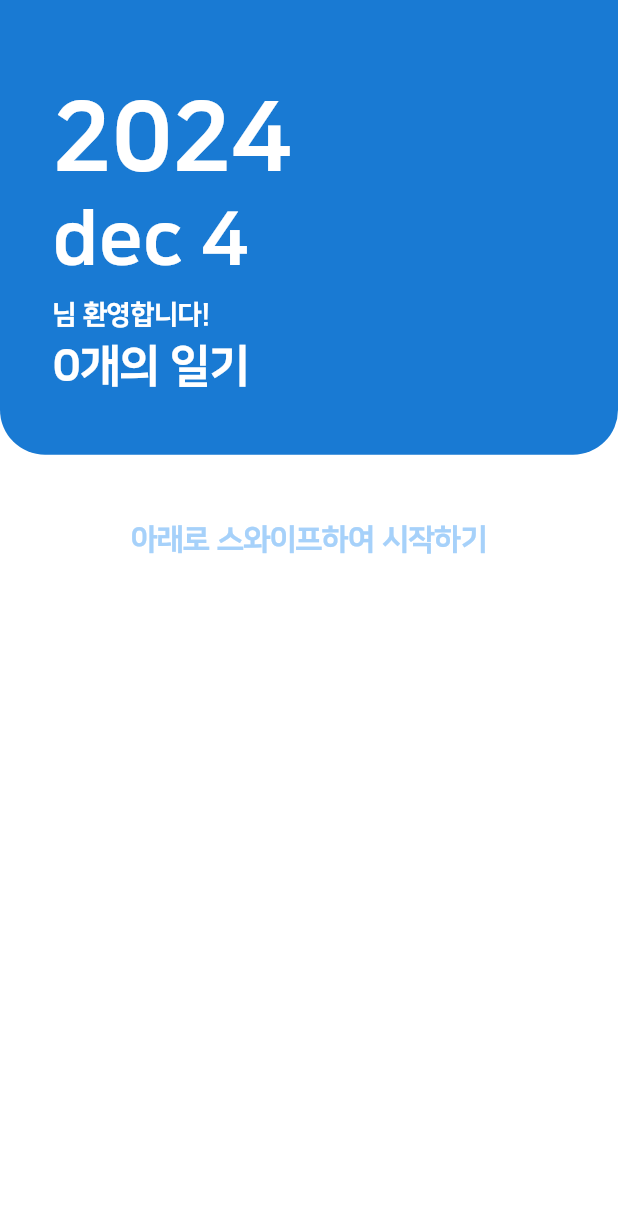
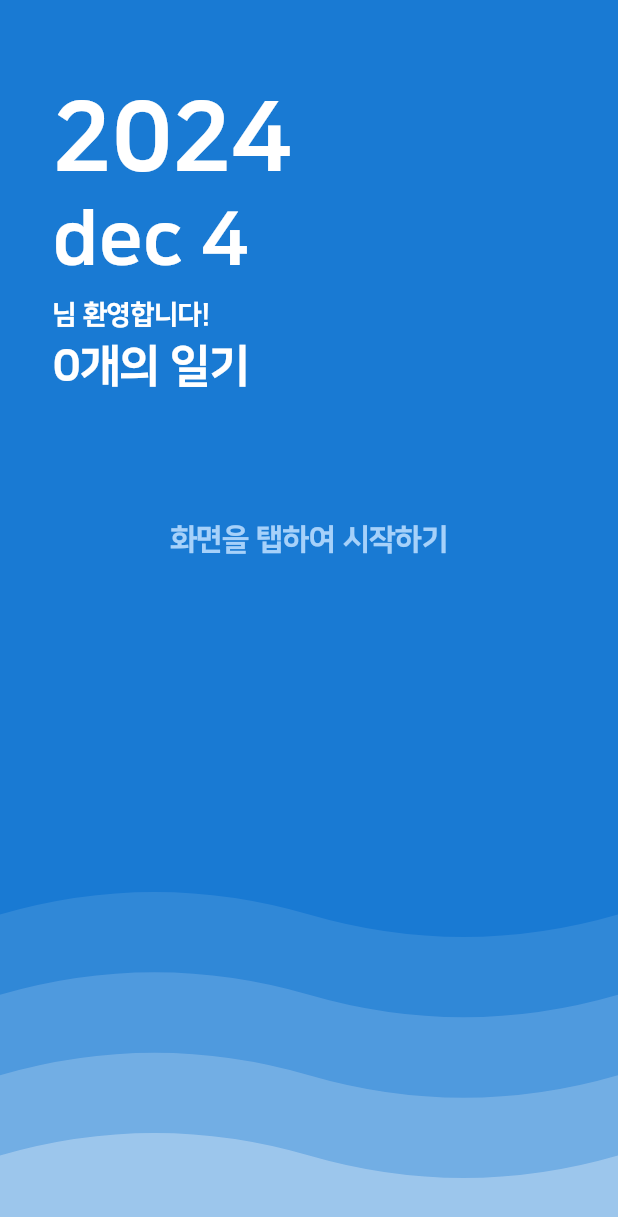
Before and after one commit to minwooPark22/memory_plant, a Flutter app: the StartPageAfterLogin screen opened by its route, on a phone screen of 412 x 824 dp. Shown: the top 1217 px of the screen. Run offline on Flutter 3.47's test engine with Material 3 defaults, Android fonts, the phone set to English and light mode, and no system bars; our stand-ins replace animated_text_kit, fluentui_icons, flutter_swipe_action_cell, material_design_icons_flutter, shared_preferences, table_calendar; accounts and stored records are empty.

Commit message:
edit start page after login and count memory

```diff
--- a/lib/screens/start_page_after_login.dart
+++ b/lib/screens/start_page_after_login.dart
@@ -1,7 +1,6 @@
 import 'package:flutter/material.dart';
 import 'package:memory_plant_application/providers/language_provider.dart';
 import 'package:memory_plant_application/styles/app_styles.dart';
-import 'package:memory_plant_application/widgets/primary_box.dart';
 import 'package:provider/provider.dart';
 import 'package:memory_plant_application/providers/name_provider.dart';
 import 'package:memory_plant_application/providers/memory_log_provider.dart';
@@ -13,19 +12,32 @@ class StartPageAfterLogin extends StatefulWidget {
   State<StartPageAfterLogin> createState() => _StartPageAfterLoginState();
 }
 
-class _StartPageAfterLoginState extends State<StartPageAfterLogin> {
-  double primaryBoxHeight = 0.30;
-  double verticalDragOffset = 0;
-  double primaryBoxTopPosition = 0;
+class _StartPageAfterLoginState extends State<StartPageAfterLogin>
+    with SingleTickerProviderStateMixin {
+  late AnimationController _controller;
+  late Animation<double> _animation;
 
   @override
   void initState() {
     super.initState();
-    Future.delayed(Duration.zero, () {
-      setState(() {
-        primaryBoxTopPosition = MediaQuery.of(context).size.height * 0.00;
-      });
-    });
+
+    // AnimationController 설정
+    _controller = AnimationController(
+      vsync: this,
+      duration: const Duration(seconds: 3),
+    )..repeat(reverse: true);
+
+    // Animation 정의
+    _animation = Tween<double>(begin: 0, end: 1).animate(CurvedAnimation(
+      parent: _controller,
+      curve: Curves.easeInOut,
+    ));
+  }
+
+  @override
+  void dispose() {
+    _controller.dispose();
+    super.dispose();
   }
 
   String _getMonthAbbreviation(int month) {
@@ -50,36 +62,20 @@ class _StartPageAfterLoginState extends State<StartPageAfterLogin> {
   Widget build(BuildContext context) {
     final nameProvider = Provider.of<NameProvider>(context, listen: true);
     final memoryLogProvider =
-        Provider.of<MemoryLogProvider>(context); // MemoryLogProvider 가져오기
+    Provider.of<MemoryLogProvider>(context); // MemoryLogProvider 가져오기
     final isKorean =
         context.watch<LanguageProvider>().currentLanguage == Language.ko;
-    final memoryCount = memoryLogProvider.memoryList.length; // 메모리 개수
+    final memoryCount = memoryLogProvider.memoryList
+        .where((memory) => memory.isUser == true)
+        .length; // 내가 쓴 메모리 개수
 
     return GestureDetector(
-      onVerticalDragUpdate: (details) {
-        setState(() {
-          // 아래에서 위로 드래그 시 verticalDragOffset이 증가
-          verticalDragOffset += details.delta.dy; // 아래에서 위로 드래그하면 delta.dy는 음수
-          verticalDragOffset = verticalDragOffset.clamp(
-              0, MediaQuery.of(context).size.height * 0.3);
-        });
-      },
-      onVerticalDragEnd: (details) {
-        if (verticalDragOffset > 150) {
-          setState(() {
-            primaryBoxTopPosition =
-                MediaQuery.of(context).size.height * 0.0; // 상자가 최종 위치로 이동
-            verticalDragOffset = 0; // 드래그 상태 초기화
-          });
-          Navigator.pushNamed(context, "/bottomNavPage");
-        } else {
-          setState(() {
-            verticalDragOffset = 0; // 원래 상태로 복귀
-          });
-        }
+      onTap: () {
+        // 화면 탭 시 다음 페이지로 이동
+        Navigator.pushNamed(context, "/bottomNavPage");
       },
       child: Scaffold(
-        backgroundColor: Colors.white,
+        backgroundColor: AppStyles.maindeepblue,
         appBar: AppBar(
           backgroundColor: AppStyles.maindeepblue,
           elevation: 0,
@@ -92,16 +88,49 @@ class _StartPageAfterLoginState extends State<StartPageAfterLogin> {
         ),
         body: Stack(
           children: [
-            AnimatedPositioned(
-              duration: const Duration(milliseconds: 800),
-              curve: Curves.easeOut,
-              top: primaryBoxTopPosition - verticalDragOffset,
-              left: 0,
-              right: 0,
-              child: PrimaryBox(
-                  height:
-                      MediaQuery.of(context).size.height * primaryBoxHeight),
+            // 파도 애니메이션 배경
+            AnimatedBuilder(
+              animation: _animation,
+              builder: (context, child) {
+                return Stack(
+                  children: [
+                    Positioned.fill(
+                      child: ClipPath(
+                        clipper: WaveClipper(1, _animation.value),
+                        child: Container(
+                          color: Colors.white.withOpacity(0.3),
+                        ),
+                      ),
+                    ),
+                    Positioned.fill(
+                      child: ClipPath(
+                        clipper: WaveClipper(2, _animation.value),
+                        child: Container(
+                          color: Colors.white.withOpacity(0.2),
+                        ),
+                      ),
+                    ),
+                    Positioned.fill(
+                      child: ClipPath(
+                        clipper: WaveClipper(3, _animation.value),
+                        child: Container(
+                          color: Colors.white.withOpacity(0.15),
+                        ),
+                      ),
+                    ),
+                    Positioned.fill(
+                      child: ClipPath(
+                        clipper: WaveClipper(4, _animation.value),
+                        child: Container(
+                          color: Colors.white.withOpacity(0.1),
+                        ),
+                      ),
+                    ),
+                  ],
+                );
+              },
             ),
+            // 메인 콘텐츠
             Center(
               child: Column(
                 children: [
@@ -175,7 +204,7 @@ class _StartPageAfterLoginState extends State<StartPageAfterLogin> {
                   ),
                   const SizedBox(height: 80),
                   Text(
-                    isKorean ? "아래로 스와이프하여 시작하기" : "Swipe down to start",
+                    isKorean ? "화면을 탭하여 시작하기" : "Tap the screen to start",
                     style: TextStyle(
                       color: AppStyles.primaryColor,
                       fontFamily: 'NanumFontSetup_TTF_SQUARE_Bold',
@@ -192,3 +221,41 @@ class _StartPageAfterLoginState extends State<StartPageAfterLogin> {
     );
   }
 }
+
+// 파도 애니메이션을 위한 클리퍼
+class WaveClipper extends CustomClipper<Path> {
+  final int waveLevel;
+  final double animationValue;
+
+  WaveClipper(this.waveLevel, this.animationValue);
+
+  @override
+  Path getClip(Size size) {
+    var path = Path();
+    double waveHeight = 50.0 * waveLevel * (1 + 0.1 * animationValue);
+
+    path.lineTo(0, size.height - waveHeight);
+
+    path.quadraticBezierTo(
+      size.width * 0.25,
+      size.height - (waveHeight + 30),
+      size.width * 0.5,
+      size.height - waveHeight,
+    );
+    path.quadraticBezierTo(
+      size.width * 0.75,
+      size.height - (waveHeight - 30),
+      size.width,
+      size.height - waveHeight,
+    );
+
+    path.lineTo(size.width, size.height);
+    path.lineTo(0, size.height);
+
+    path.close();
+    return path;
+  }
+
+  @override
+  bool shouldReclip(covariant CustomClipper<Path> oldClipper) => true;
+}
```
